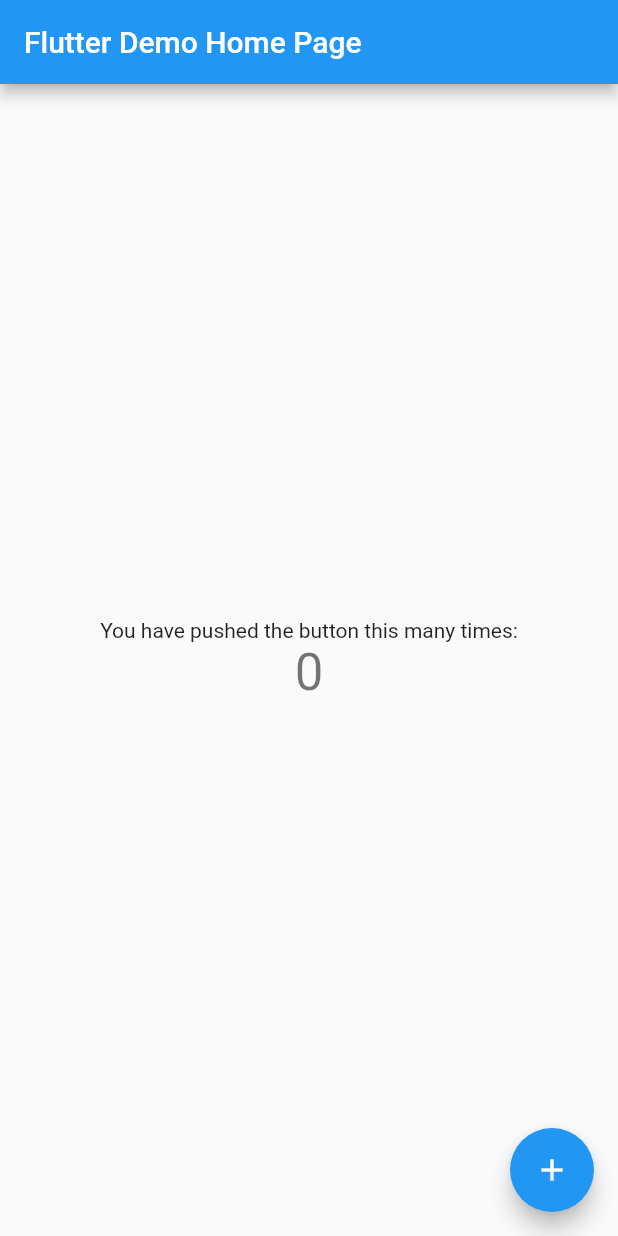
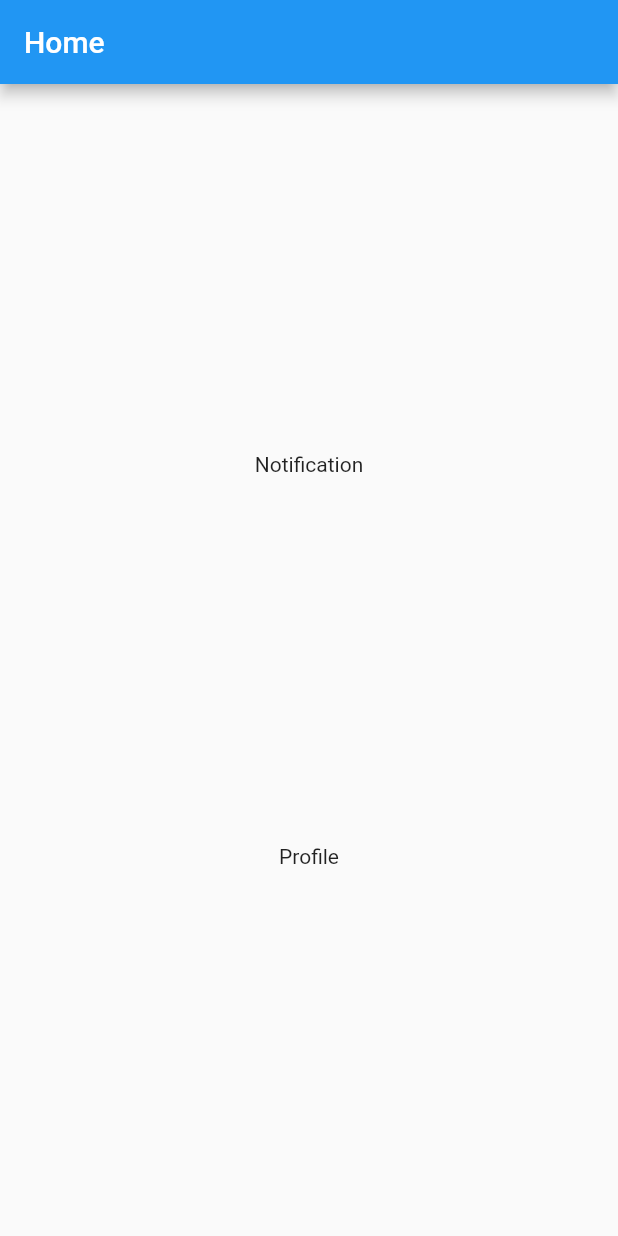
Before and after one commit to uditrajmr3/navigator_middleware, a Flutter app: the screen it shows after launch, on a phone screen of 412 x 824 dp. Run offline on Flutter 3.47's test engine with Material 2 defaults, Android fonts, the light colour scheme and no system bars.

Commit message:
Updated: Implemented NavigatorMiddleware Using NavigatorObserver and RouteObserver
fixed: Null cannot be a subtype of Route<dynamic> in type cast

fixed: A GlobalKey<NavigationState> was used multiple times inside one widget's child list

```diff
--- /dev/null
+++ b/lib/helpers/route_helper/route_generator.dart
@@ -0,0 +1,38 @@
+import 'package:navigator_middleware/utils/app_exports.dart';
+
+class RouteGenerator {
+
+
+
+
+  static Route<dynamic> generateRoute(RouteSettings settings) {
+    // final args = settings.arguments;
+
+    switch (settings.name) {
+      case AppRoutes.home:
+        return MaterialPageRoute(
+            builder: (_) => const Home(), settings: settings);
+      case AppRoutes.login:
+        return MaterialPageRoute(
+            builder: (_) => const Login(), settings: settings);
+      case AppRoutes.notification:
+        return MaterialPageRoute(
+            builder: (_) => const Notifications(), settings: settings);
+      case AppRoutes.like:
+        return MaterialPageRoute(
+            builder: (_) => const Like(), settings: settings);
+      case AppRoutes.chat:
+        return MaterialPageRoute(
+            builder: (_) => const Chat(), settings: settings);
+      case AppRoutes.profile:
+        return MaterialPageRoute(
+            builder: (_) => const Profile(), settings: settings);
+      case AppRoutes.settings:
+        return MaterialPageRoute(
+            builder: (_) => const Settings(), settings: settings);
+      default:
+        return MaterialPageRoute(
+            builder: (_) => const ErrorScreen(), settings: settings);
+    }
+  }
+}
--- /dev/null
+++ b/lib/helpers/route_helper/routes.dart
@@ -0,0 +1,10 @@
+class AppRoutes {
+
+  static const String home = "/";
+  static const String profile = "/profile";
+  static const String chat = "/chat";
+  static const String like = "/like";
+  static const String login = "/login";
+  static const String settings = "/settings";
+  static const String notification = "/notification";
+}
--- a/lib/main.dart
+++ b/lib/main.dart
@@ -1,115 +1,64 @@
-import 'package:flutter/material.dart';
+import 'package:navigator_middleware/utils/app_exports.dart';
 
 void main() {
   runApp(const MyApp());
 }
 
-class MyApp extends StatelessWidget {
-  const MyApp({super.key});
+class NavigationMiddleware extends NavigatorObserver {
+// Override the methods you want to intercept and modify
+  @override
+  void didPush(Route<dynamic> route, Route<dynamic>? previousRoute) {
+    debugPrint('{didPush} \n route: $route \n previousRoute: $previousRoute');
+    super.didPush(route, previousRoute);
+  }
 
-  // This widget is the root of your application.
+  @override
+  void didPop(Route<dynamic> route, Route<dynamic>? previousRoute) {
+    debugPrint('{didPop} \n route: $route \n previousRoute: $previousRoute');
+    super.didPop(route, previousRoute);
+  }
+// Add more overridden methods as needed
+}
+
+class MyApp extends StatefulWidget {
+  const MyApp({Key? key}) : super(key: key);
+
+  @override
+  State<MyApp> createState() => _MyAppState();
+}
+
+class _MyAppState extends State<MyApp> {
+  final NavigationMiddleware _navigationMiddleware = NavigationMiddleware();
+  final NavigatorMiddleware _navigatorMiddleware = NavigatorMiddleware(
+    onPush: (r, pr) {
+      if (r.isFirst) {
+        debugPrint(
+            "............................................Hello, Welcome back Home");
+      }
+      if (r.settings.name == "/profile") {
+        debugPrint(
+            "............................................Hey, How About I Tell You Something");
+      }
+    },
+    onPop: (r, pr) {
+      if (r.isFirst) {
+        debugPrint(
+            "............................................Hey, You went Away");
+      }
+      if (r.settings.name == "/profile") {
+        debugPrint(
+            "............................................Hey, So what was i about to tell");
+      }
+    },
+  );
+
   @override
   Widget build(BuildContext context) {
     return MaterialApp(
-      title: 'Flutter Demo',
-      theme: ThemeData(
-        // This is the theme of your application.
-        //
-        // Try running your application with "flutter run". You'll see the
-        // application has a blue toolbar. Then, without quitting the app, try
-        // changing the primarySwatch below to Colors.green and then invoke
-        // "hot reload" (press "r" in the console where you ran "flutter run",
-        // or simply save your changes to "hot reload" in a Flutter IDE).
-        // Notice that the counter didn't reset back to zero; the application
-        // is not restarted.
-        primarySwatch: Colors.blue,
-      ),
-      home: const MyHomePage(title: 'Flutter Demo Home Page'),
+      title: "Navigation MiddleWare",
+      initialRoute: AppRoutes.home,
+      onGenerateRoute: RouteGenerator.generateRoute,
+      navigatorObservers: [_navigatorMiddleware, _navigationMiddleware],
     );
   }
 }
-
-class MyHomePage extends StatefulWidget {
-  const MyHomePage({super.key, required this.title});
-
-  // This widget is the home page of your application. It is stateful, meaning
-  // that it has a State object (defined below) that contains fields that affect
-  // how it looks.
-
-  // This class is the configuration for the state. It holds the values (in this
-  // case the title) provided by the parent (in this case the App widget) and
-  // used by the build method of the State. Fields in a Widget subclass are
-  // always marked "final".
-
-  final String title;
-
-  @override
-  State<MyHomePage> createState() => _MyHomePageState();
-}
-
-class _MyHomePageState extends State<MyHomePage> {
-  int _counter = 0;
-
-  void _incrementCounter() {
-    setState(() {
-      // This call to setState tells the Flutter framework that something has
-      // changed in this State, which causes it to rerun the build method below
-      // so that the display can reflect the updated values. If we changed
-      // _counter without calling setState(), then the build method would not be
-      // called again, and so nothing would appear to happen.
-      _counter++;
-    });
-  }
-
-  @override
-  Widget build(BuildContext context) {
-    // This method is rerun every time setState is called, for instance as done
-    // by the _incrementCounter method above.
-    //
-    // The Flutter framework has been optimized to make rerunning build methods
-    // fast, so that you can just rebuild anything that needs updating rather
-    // than having to individually change instances of widgets.
-    return Scaffold(
-      appBar: AppBar(
-        // Here we take the value from the MyHomePage object that was created by
-        // the App.build method, and use it to set our appbar title.
-        title: Text(widget.title),
-      ),
-      body: Center(
-        // Center is a layout widget. It takes a single child and positions it
-        // in the middle of the parent.
-        child: Column(
-          // Column is also a layout widget. It takes a list of children and
-          // arranges them vertically. By default, it sizes itself to fit its
-          // children horizontally, and tries to be as tall as its parent.
-          //
-          // Invoke "debug painting" (press "p" in the console, choose the
-          // "Toggle Debug Paint" action from the Flutter Inspector in Android
-          // Studio, or the "Toggle Debug Paint" command in Visual Studio Code)
-          // to see the wireframe for each widget.
-          //
-          // Column has various properties to control how it sizes itself and
-          // how it positions its children. Here we use mainAxisAlignment to
-          // center the children vertically; the main axis here is the vertical
-          // axis because Columns are vertical (the cross axis would be
-          // horizontal).
-          mainAxisAlignment: MainAxisAlignment.center,
-          children: <Widget>[
-            const Text(
-              'You have pushed the button this many times:',
-            ),
-            Text(
-              '$_counter',
-              style: Theme.of(context).textTheme.headlineMedium,
-            ),
-          ],
-        ),
-      ),
-      floatingActionButton: FloatingActionButton(
-        onPressed: _incrementCounter,
-        tooltip: 'Increment',
-        child: const Icon(Icons.add),
-      ), // This trailing comma makes auto-formatting nicer for build methods.
-    );
-  }
-}
--- /dev/null
+++ b/lib/modules/home.dart
@@ -0,0 +1,30 @@
+import 'package:navigator_middleware/utils/app_exports.dart';
+
+class Home extends StatelessWidget {
+  const Home({Key? key}) : super(key: key);
+
+  @override
+  Widget build(BuildContext context) {
+    return Scaffold(
+      key: const ValueKey("home"),
+      appBar: AppBar(
+        title: const Text("Home"),
+      ),
+      body: Center(
+        child: Column(
+          mainAxisAlignment: MainAxisAlignment.spaceEvenly,
+          children: [
+            GestureDetector(
+              onTap: () => Navigator.pushNamed(context, AppRoutes.notification),
+              child: const Text("Notification"),
+            ),
+            GestureDetector(
+              onTap: () => Navigator.pushNamed(context, AppRoutes.profile),
+              child: const Text("Profile"),
+            ),
+          ],
+        ),
+      ),
+    );
+  }
+}
```
Also changed, not shown: lib/helpers/navigation/middleware.dart (added, +41 -0 lines), lib/helpers/navigation/navigation_middleware.dart (added, +96 -0 lines), lib/helpers/navigation/navigation_observer.dart (added, +16 -0 lines), lib/modules/chat.dart (added, +31 -0 lines), lib/modules/error.dart (added, +10 -0 lines), lib/modules/like.dart (added, +31 -0 lines), lib/modules/login.dart (added, +10 -0 lines), lib/modules/notification.dart (added, +32 -0 lines), lib/modules/profile.dart (added, +30 -0 lines), lib/modules/settings.dart (added, +10 -0 lines), lib/utils/app_exports.dart (added, +12 -0 lines), 3 other files.
